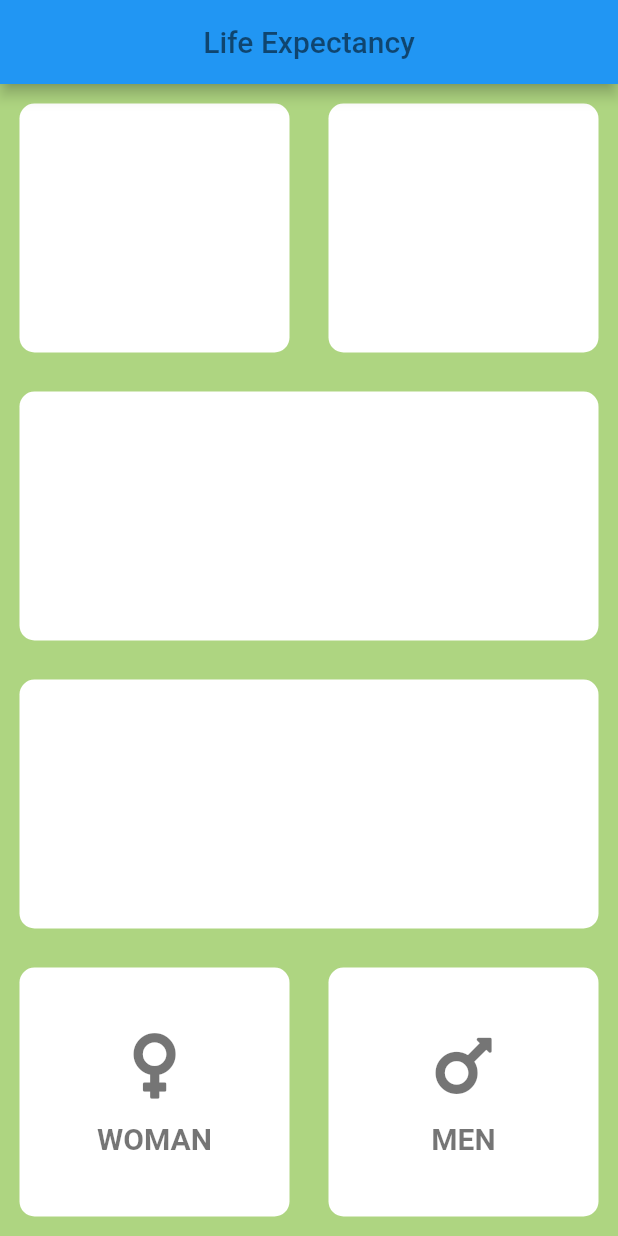
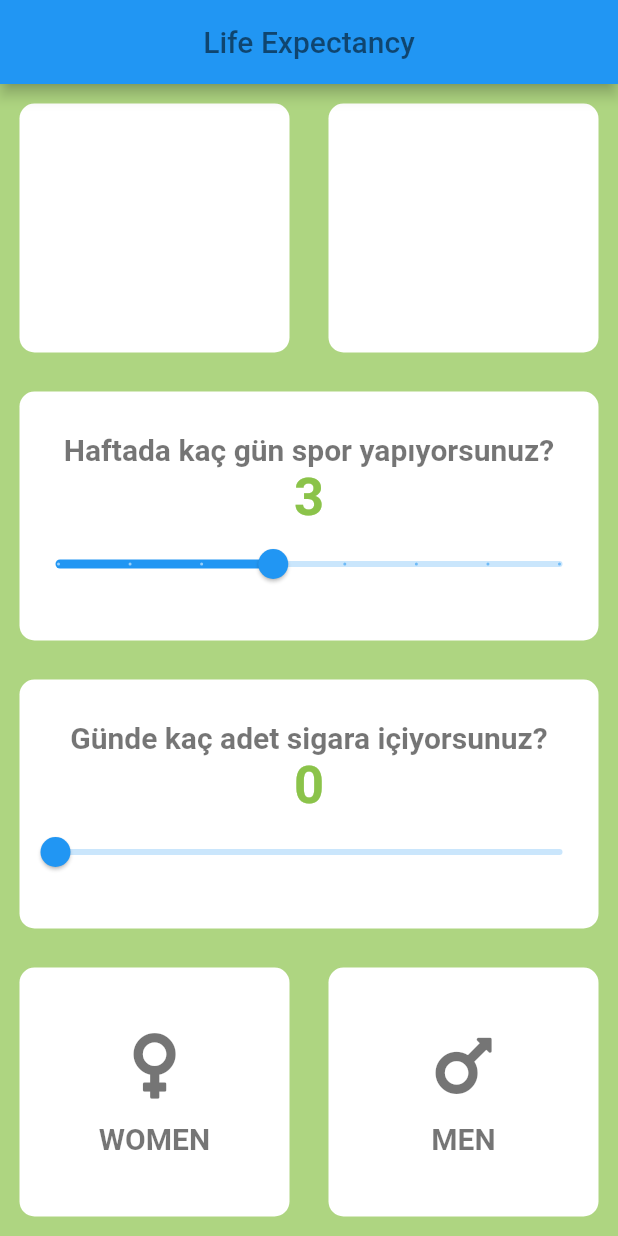
Before and after one commit to TemurBahri/life_expectancy, a Flutter app: the screen it shows after launch, on a phone screen of 412 x 824 dp. Run offline on Flutter 3.47's test engine with Material 2 defaults, Android fonts, the phone set to English and light mode, and no system bars; our stand-ins replace font_awesome_flutter.

Commit message:
Flutter Learning continue...

```diff
--- a/lib/input_page.dart
+++ b/lib/input_page.dart
@@ -12,6 +12,8 @@ class InputPage extends StatefulWidget {
 
 class _InputPageState extends State<InputPage> {
   String choose;
+  double smokingCigarette = 0.0;
+  double daySport = 3;
 
   @override
   Widget build(BuildContext context) {
@@ -24,6 +26,7 @@ class _InputPageState extends State<InputPage> {
         centerTitle: true,
       ),
       body: Column(
+        crossAxisAlignment: CrossAxisAlignment.stretch,
         children: [
           Expanded(
             child: Row(
@@ -38,10 +41,71 @@ class _InputPageState extends State<InputPage> {
             ),
           ),
           Expanded(
-            child: MyContainer(),
+            child: MyContainer(
+              child: Column(
+                mainAxisAlignment: MainAxisAlignment.center,
+                children: [
+                  Text(
+                    'Haftada kaç gün spor yapıyorsunuz?',
+                    style: TextStyle(
+                        color: Colors.black54,
+                        fontSize: 20,
+                        fontWeight: FontWeight.bold),
+                  ),
+                  Text(
+                    daySport.round().toString(),
+                    style: TextStyle(
+                        color: Colors.lightGreen,
+                        fontSize: 35,
+                        fontWeight: FontWeight.bold),
+                  ),
+                  Slider(
+                    min: 0,
+                    max: 7,
+                    value: daySport,
+                    divisions: 7,
+                    onChanged: (double newValue) {
+                      setState(() {
+                        daySport = newValue;
+                      });
+                    },
+                  )
+                ],
+              ),
+            ),
           ),
           Expanded(
-            child: MyContainer(),
+            child: MyContainer(
+              child: Column(
+                mainAxisAlignment: MainAxisAlignment.center,
+                children: [
+                  Text(
+                    'Günde kaç adet sigara içiyorsunuz?',
+                    style: TextStyle(
+                        color: Colors.black54,
+                        fontSize: 20,
+                        fontWeight: FontWeight.bold),
+                  ),
+                  Text(
+                    smokingCigarette.round().toString(),
+                    style: TextStyle(
+                        color: Colors.lightGreen,
+                        fontSize: 35,
+                        fontWeight: FontWeight.bold),
+                  ),
+                  Slider(
+                    min: 0,
+                    max: 30,
+                    value: smokingCigarette,
+                    onChanged: (double newValue) {
+                      setState(() {
+                        smokingCigarette = newValue;
+                      });
+                    },
+                  )
+                ],
+              ),
+            ),
           ),
           Expanded(
             child: Row(
@@ -50,12 +114,12 @@ class _InputPageState extends State<InputPage> {
                   child: MyContainer(
                     onPress: () {
                       setState(() {
-                        choose = 'WOMAN';
+                        choose = 'WOMEN';
                       });
                     },
-                    color: choose == 'WOMAN' ? Colors.pink[300] : Colors.white,
+                    color: choose == 'WOMEN' ? Colors.pink[300] : Colors.white,
                     child: GenderFunc(
-                      gender: 'WOMAN',
+                      gender: 'WOMEN',
                       icon: FontAwesomeIcons.venus,
                     ),
                   ),
```
